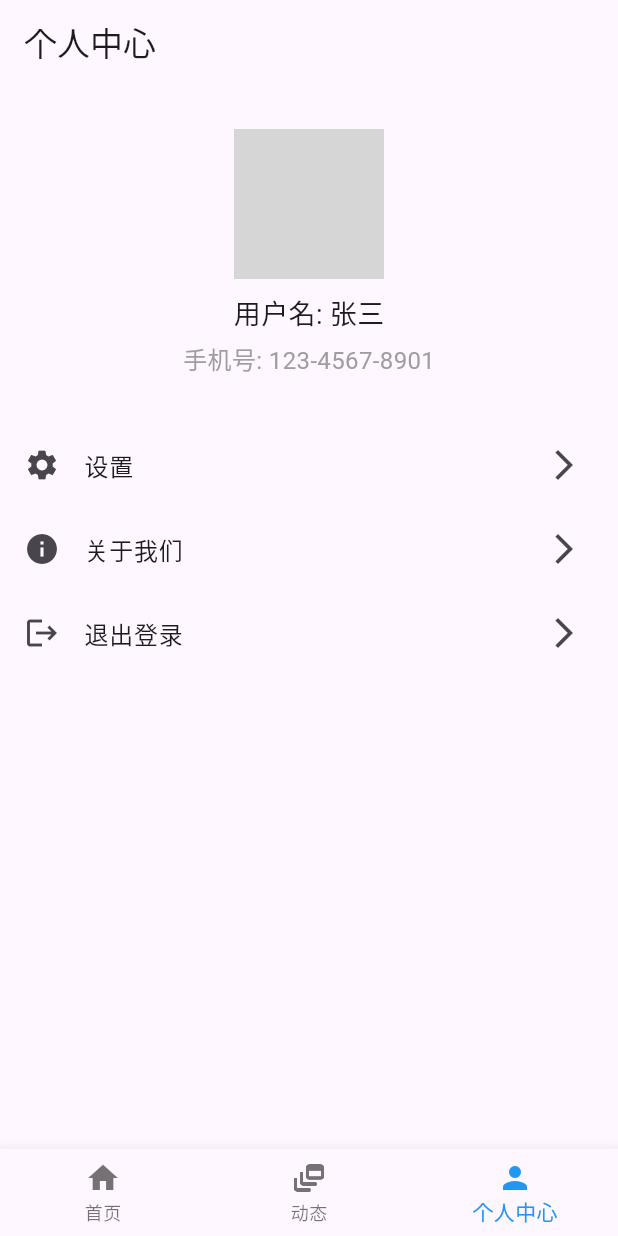
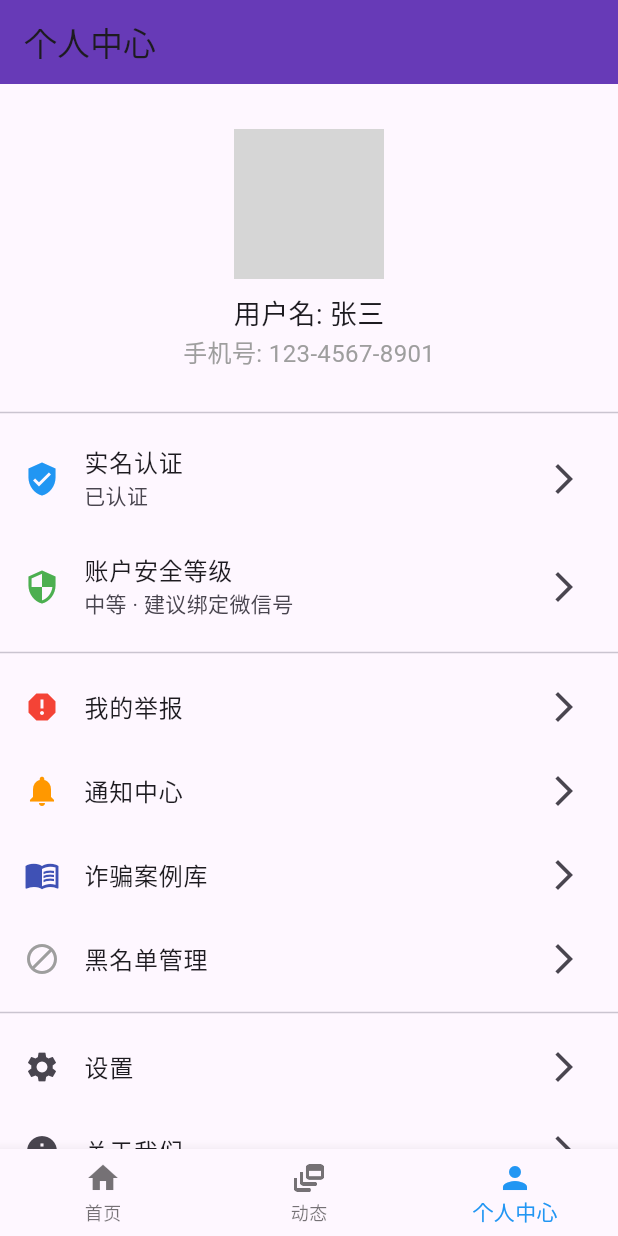
Before and after one commit to Jasminator04/AntiCheating, a Flutter app: the screen it shows after launch, item 3 of the bottom bar chosen, on a phone screen of 412 x 824 dp. Run offline on Flutter 3.47's test engine with Material 3 defaults, Android fonts, the phone set to English and light mode, and no system bars; grey boxes are pictures that could not be loaded.

Commit message:
Update: Upload latest Flutter project code

```diff
--- a/lib/profile_page.dart
+++ b/lib/profile_page.dart
@@ -6,37 +6,121 @@ class ProfilePage extends StatelessWidget {
     return Scaffold(
       appBar: AppBar(
         title: Text('个人中心'),
+        backgroundColor: Colors.deepPurple,
       ),
-      body: Column(
+      body: ListView(
         children: [
           SizedBox(height: 30),
-          CircleAvatar(
-            radius: 50,
-            backgroundImage: AssetImage('assets/avatar.png'), // 你可以先用默认图片，后续替换
+          Center(
+            child: CircleAvatar(
+              radius: 50,
+              backgroundImage: AssetImage('assets/avatar.png'),
+            ),
           ),
           SizedBox(height: 10),
-          Text('用户名: 张三', style: TextStyle(fontSize: 18)),
-          SizedBox(height: 5),
-          Text('手机号: 123-4567-8901', style: TextStyle(fontSize: 16, color: Colors.grey)),
+          Center(child: Text('用户名: 张三', style: TextStyle(fontSize: 18))),
+          Center(child: Text('手机号: 123-4567-8901', style: TextStyle(fontSize: 16, color: Colors.grey))),
+          SizedBox(height: 20),
+          Divider(),
 
-          SizedBox(height: 30),
+          // 实名认证状态
+          ListTile(
+            leading: Icon(Icons.verified_user, color: Colors.blue),
+            title: Text('实名认证'),
+            subtitle: Text('已认证'),
+            trailing: Icon(Icons.arrow_forward_ios),
+            onTap: () {
+              // 跳转到实名认证详情
+            },
+          ),
+
+          // 安全等级
+          ListTile(
+            leading: Icon(Icons.security, color: Colors.green),
+            title: Text('账户安全等级'),
+            subtitle: Text('中等 · 建议绑定微信号'),
+            trailing: Icon(Icons.arrow_forward_ios),
+            onTap: () {
+              // 跳转到安全设置页面
+            },
+          ),
+
+          Divider(),
+
+          // 举报记录
+          ListTile(
+            leading: Icon(Icons.report, color: Colors.red),
+            title: Text('我的举报'),
+            trailing: Icon(Icons.arrow_forward_ios),
+            onTap: () {
+              // 跳转到举报记录页面
+            },
+          ),
+
+          // 消息通知
+          ListTile(
+            leading: Icon(Icons.notifications, color: Colors.orange),
+            title: Text('通知中心'),
+            trailing: Icon(Icons.arrow_forward_ios),
+            onTap: () {
+              // 跳转到消息中心
+            },
+          ),
+
+          // 案例库
+          ListTile(
+            leading: Icon(Icons.menu_book, color: Colors.indigo),
+            title: Text('诈骗案例库'),
+            trailing: Icon(Icons.arrow_forward_ios),
+            onTap: () {
+              // 跳转到案例学习页
+            },
+          ),
+
+          // 黑名单管理
+          ListTile(
+            leading: Icon(Icons.block, color: Colors.grey),
+            title: Text('黑名单管理'),
+            trailing: Icon(Icons.arrow_forward_ios),
+            onTap: () {
+              // 跳转到黑名单管理页
+            },
+          ),
+
+          Divider(),
+
+          // 设置
           ListTile(
             leading: Icon(Icons.settings),
             title: Text('设置'),
             trailing: Icon(Icons.arrow_forward_ios),
             onTap: () {},
           ),
+
+          // 关于我们
           ListTile(
             leading: Icon(Icons.info),
             title: Text('关于我们'),
             trailing: Icon(Icons.arrow_forward_ios),
             onTap: () {},
           ),
+
+          // 客服与反馈
+          ListTile(
+            leading: Icon(Icons.headset_mic),
+            title: Text('客服与反馈'),
+            trailing: Icon(Icons.arrow_forward_ios),
+            onTap: () {},
+          ),
+
+          // 退出登录
           ListTile(
             leading: Icon(Icons.logout),
             title: Text('退出登录'),
             trailing: Icon(Icons.arrow_forward_ios),
-            onTap: () {},
+            onTap: () {
+              // 添加退出登录逻辑
+            },
           ),
         ],
       ),
```
Also changed, not shown: lib/dynamic_page.dart (+18 -4 lines), lib/home_page.dart (+93 -28 lines).
